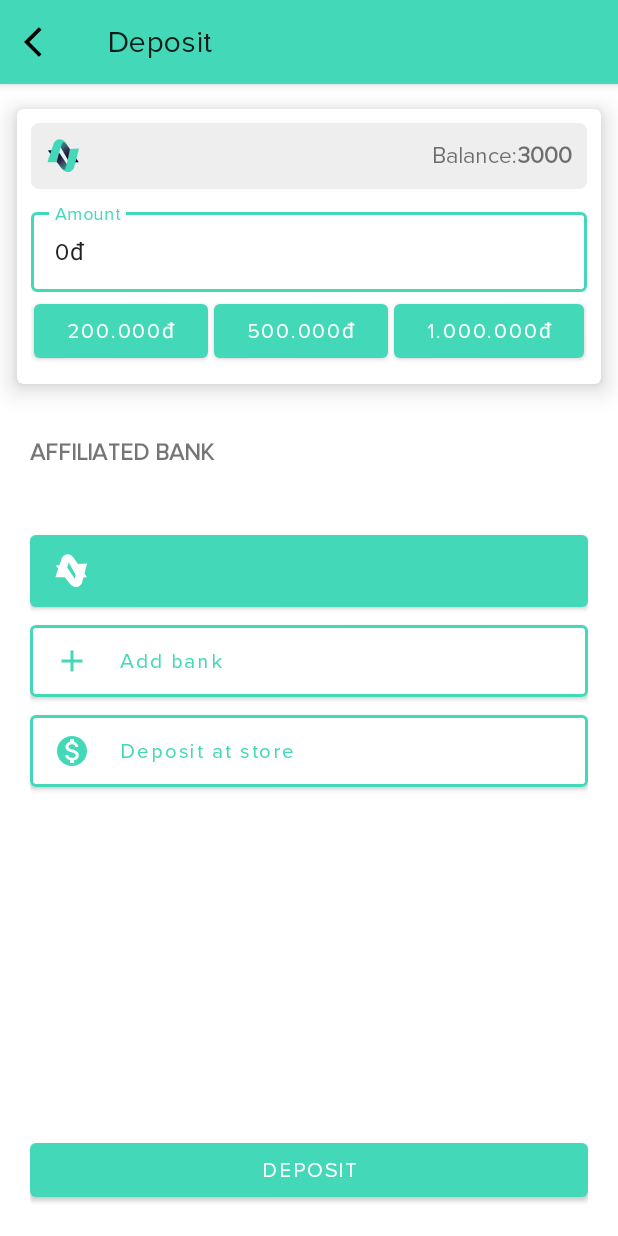
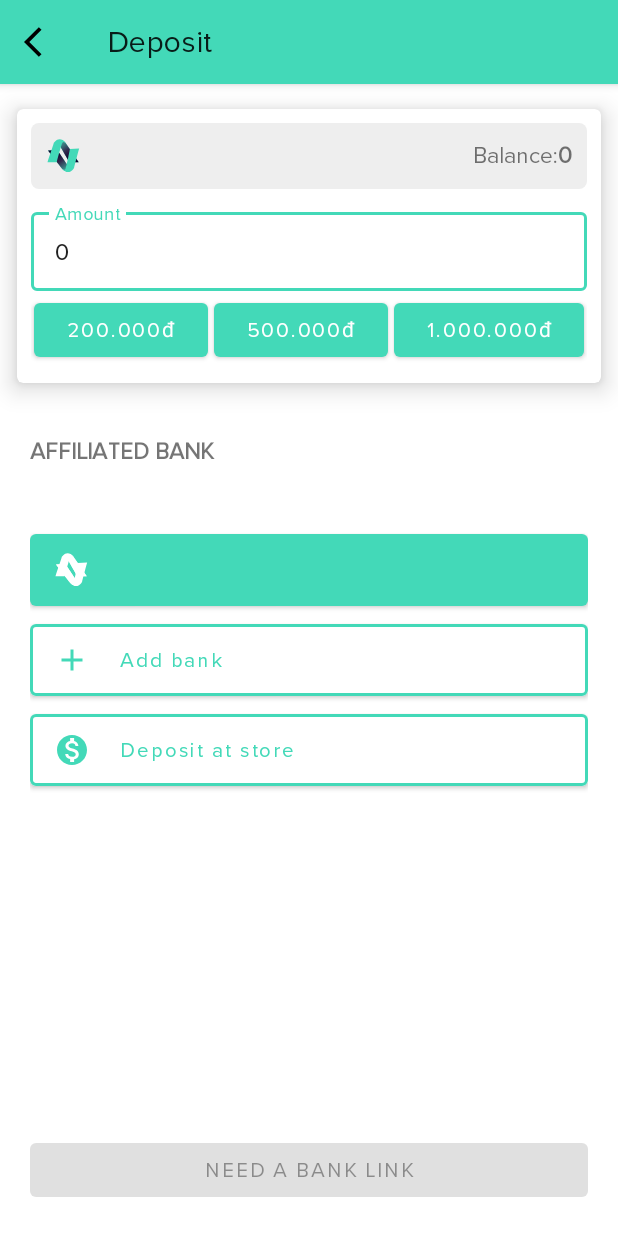
Before and after one commit to MinhLuong-077/IE303.M21.CNCL, an Android app: the Deposit screen opened directly, with no data from a screen before it, on a phone screen of 412 x 824 dp. Run offline under Robolectric (Android 15) with nearby library versions, the phone set to English and light mode, and no system bars; our stand-ins replace Firebase (no records; nobody signed in at launch, a user with empty details on screens opened directly).

Commit message:
update deposit BE

```diff
--- a/EWallet/app/src/main/java/com/example/ewallet/Deposit.java
+++ b/EWallet/app/src/main/java/com/example/ewallet/Deposit.java
@@ -8,7 +8,16 @@ import android.content.Intent;
 import android.os.Bundle;
 import android.view.View;
 import android.widget.Button;
+import android.widget.EditText;
+import android.widget.TextView;
+import android.widget.Toast;
 
+import com.example.ewallet.api.ApiBank;
+import com.example.ewallet.model.BankAcount;
+import com.example.ewallet.model.FireBaseUserBank;
+import com.example.ewallet.model.UserFirebase;
+import com.google.android.material.textfield.TextInputEditText;
+import com.google.android.material.textfield.TextInputLayout;
 import com.google.firebase.auth.FirebaseAuth;
 import com.google.firebase.auth.FirebaseUser;
 import com.google.firebase.database.DataSnapshot;
@@ -17,15 +26,37 @@ import com.google.firebase.database.DatabaseReference;
 import com.google.firebase.database.FirebaseDatabase;
 import com.google.firebase.database.ValueEventListener;
 
+import java.util.Timer;
+import java.util.TimerTask;
+
+import retrofit2.Call;
+import retrofit2.Callback;
+import retrofit2.Response;
+
 public class Deposit extends AppCompatActivity {
-    private Button button,playButton;
+    private Button button,playButton,buttonTrue,buttonDeposit;
+    private Long money;
+    private Long txt_amount;
+    private TextInputEditText amount1;
+    private String valueKeyBank;
+    private  String txt_account;
+    private  String txt_id;
+    private String txt_bank;
+    private float txt_money;
+    public static final int getStatusCode = 200;
+    public static final float minimumMoney = 50000;
+    public static final float minimumDepositMoney = 10000;
+    public static final float maxDepositMoney = 10000000;
+    private UserFirebase userFirebase = new UserFirebase();
+    private static final int typeDeposit = 1;
     @Override
     protected void onCreate(Bundle savedInstanceState) {
         super.onCreate(savedInstanceState);
         setContentView(R.layout.activity_deposit);
-        Intent intent = getIntent();
-        playButton = findViewById(R.id.bank);
-        playButton.setText(intent.getStringExtra("keyBank"));
+        checkBankUser();
+        setData();
+        clickCallApiBank();
+//        txt_amount = 100000;
         Toolbar toolbar = findViewById(R.id.toolbar);
         toolbar.setTitle("Deposit");
         toolbar.setNavigationIcon(R.drawable.back);
@@ -36,22 +67,153 @@ public class Deposit extends AppCompatActivity {
             }
         });
         setSupportActionBar(toolbar);
-        button = findViewById(R.id.btnDepositWallet);
-        button.setOnClickListener(new View.OnClickListener() {
+        buttonDeposit = findViewById(R.id.btnDepositWallet);
+        buttonDeposit.setOnClickListener(new View.OnClickListener() {
             @Override
             public void onClick(View view) {
-                Intent intent = new Intent(Deposit.this, TransactionInvoice.class);
-                startActivity(intent);
+                amount1 = findViewById(R.id.txtAmount);
+                txt_amount =  Long.parseLong(amount1.getText().toString());
+                     if((txt_amount>=minimumDepositMoney) && (txt_amount<= maxDepositMoney)){
+                         if(checkMoney()){
+                             Intent intent = new Intent(Deposit.this, TransactionInvoice.class);
+                             intent.putExtra("keyBankTwo",txt_bank);
+                             intent.putExtra("keyAccount",txt_account);
+                             intent.putExtra("keyID",txt_id);
+                             intent.putExtra("keyAmount",txt_amount);
+                             intent.putExtra("keyBalance",money);
+                             intent.putExtra("keyAdd",typeDeposit);
+                             startActivity(intent);
+                         }
+                         else
+                         {
+                             Toast.makeText(Deposit.this,"The balance in the bank is not enough", Toast.LENGTH_SHORT).show();
+
+                         }
+                     }
+                     else{
+                         Toast.makeText(Deposit.this,"Maximum deposit is 10.000.000 and minimum is 10.000", Toast.LENGTH_SHORT).show();
+                     }
+
             }
         });
-        button = findViewById(R.id.btnAddBank);
-        button.setOnClickListener(new View.OnClickListener() {
+
+        buttonTrue = findViewById(R.id.btnAddBank);
+        buttonTrue.setOnClickListener(new View.OnClickListener() {
             @Override
             public void onClick(View view) {
                 Intent intent = new Intent(Deposit.this, BankLink.class);
                 startActivity(intent);
             }
         });
+
+        button = findViewById(R.id.btn50000Thousand);
+        button.setOnClickListener(new View.OnClickListener() {
+            @Override
+            public void onClick(View view) {
+                EditText mTextView = (EditText) findViewById(R.id.txtAmount);
+                mTextView.setText("500000");
+            }
+        });
+        button = findViewById(R.id.btn20000Thousand);
+        button.setOnClickListener(new View.OnClickListener() {
+            @Override
+            public void onClick(View view) {
+                EditText mTextView = (EditText) findViewById(R.id.txtAmount);
+                mTextView.setText("200000");
+            }
+        });
+        button = findViewById(R.id.btn10000Thousand);
+        button.setOnClickListener(new View.OnClickListener() {
+            @Override
+            public void onClick(View view) {
+                EditText mTextView = (EditText) findViewById(R.id.txtAmount);
+                mTextView.setText("1000000");
+            }
+        });
     }
 
+    private boolean checkMoney() {
+        if((txt_money-minimumMoney)>= txt_amount ){
+                return true;
+            }
+            return false;
+    }
+//    private DatabaseReference mDatabase;
+//    private FireBaseUserBank fireBaseUserBank = new FireBaseUserBank ();
+//    private void setBankUser() {
+//        mDatabase = FirebaseDatabase.getInstance().getReference().child("Bank").child(userFirebase.getUid());
+//        mDatabase.addValueEventListener(new ValueEventListener() {
+//            @Override
+//            public void onDataChange(@NonNull DataSnapshot snapshot) {
+//                if (snapshot.exists()) {
+//                    fireBaseUserBank.setAccount(snapshot.child("account").getValue().toString());
+//                    fireBaseUserBank.setBank(snapshot.child("bank").getValue().toString());
+//                    fireBaseUserBank.setId(snapshot.child("id").getValue().toString());
+//                }
+//            }
+//            @Override
+//            public void onCancelled(@NonNull DatabaseError error) {
+//
+//            }
+//        });
+//    }
+    private void setData() {
+        Intent intent = getIntent();
+        playButton = findViewById(R.id.bank);
+        txt_bank= intent.getStringExtra("keyBank");
+        playButton.setText(txt_bank);
+        TextView mTextView = (TextView) findViewById(R.id.balance);
+        money = intent.getLongExtra("keyBalance",0);
+        mTextView.setText(money.toString());
+
+    }
+
+    private void clickCallApiBank() {
+        Intent intent = getIntent();
+        valueKeyBank= intent.getStringExtra("keyBank");
+        txt_account= intent.getStringExtra("keyAccount");
+        txt_id = intent.getStringExtra("keyId");
+        ApiBank.apibank.callApiBank(txt_account,valueKeyBank).enqueue(new Callback<BankAcount>() {
+            @Override
+            public void onResponse(Call<BankAcount> call, Response<BankAcount> response) {
+                if(response.code()==getStatusCode) {
+                    BankAcount bankAcount = response.body();
+                    txt_money = bankAcount.getMoney();
+                }
+                else{
+                    Toast.makeText(Deposit.this,"Error", Toast.LENGTH_SHORT).show();
+                }
+
+            }
+            @Override
+            public void onFailure(Call<BankAcount> call, Throwable t) {
+
+
+            }
+        });
+    }
+    private void checkBankUser() {
+        DatabaseReference mDatabase = FirebaseDatabase.getInstance().getReference().child("Bank").child(userFirebase.getUid());
+        mDatabase.addValueEventListener(new ValueEventListener() {
+            @Override
+            public void onDataChange(@NonNull DataSnapshot snapshot) {
+                if (!snapshot.exists()) {
+                    buttonDeposit.setEnabled(false);
+                    buttonDeposit.setText("Need a bank link");
+                }
+                else {
+                    buttonDeposit.setEnabled(true);
+                    buttonDeposit.setText("Deposit");
+                }
+            }
+
+            @Override
+            public void onCancelled(@NonNull DatabaseError error) {
+                buttonDeposit.setEnabled(false);
+                buttonDeposit.setText("Need a bank link");
+            }
+        });
+    }
+
+
 }
--- a/EWallet/app/src/main/java/com/example/ewallet/OTPBank.java
+++ b/EWallet/app/src/main/java/com/example/ewallet/OTPBank.java
@@ -130,7 +130,7 @@ public class OTPBank extends AppCompatActivity {
     private FirebaseAuth mAuth;
     private void otpBank(){
         mAuth = FirebaseAuth.getInstance();
-        String phone = "+84" + "0968569549";
+        String phone = "+84" + "0773059787";
         sendVerificationCode(phone);
     }
     private void signInWithCredential(PhoneAuthCredential credential) {
@@ -142,7 +142,7 @@ public class OTPBank extends AppCompatActivity {
                     public void onComplete(@NonNull Task<AuthResult> task) {
                         if (task.isSuccessful()) {
                             addDataBankFirebase();
-                            startActivity(new Intent(OTPBank.this, Deposit.class));
+                            startActivity(new Intent(OTPBank.this, MainActivity.class));
                             finish();
                         } else {
                             // if the code is not correct then we are
--- a/EWallet/app/src/main/java/com/example/ewallet/api/ApiBank.java
+++ b/EWallet/app/src/main/java/com/example/ewallet/api/ApiBank.java
@@ -1,25 +1,40 @@
 package com.example.ewallet.api;
 
 import com.example.ewallet.model.BankAcount;
+import com.example.ewallet.model.PutData;
 import com.google.gson.Gson;
 import com.google.gson.GsonBuilder;
 
+import okhttp3.RequestBody;
 import retrofit2.Call;
 import retrofit2.Retrofit;
 import retrofit2.converter.gson.GsonConverterFactory;
+import retrofit2.http.Body;
 import retrofit2.http.GET;
+import retrofit2.http.Multipart;
 import retrofit2.http.POST;
+import retrofit2.http.PUT;
+import retrofit2.http.Part;
 import retrofit2.http.Path;
 
 //http:192.168.211.1//:8080/stock.com/api/v1/bank-account/918591724612/BIDV
 public interface ApiBank {
     Gson gson = new GsonBuilder().setDateFormat("yyyy-MM-dd HH:mm:ss").create();
     ApiBank apibank= new Retrofit.Builder()
-            .baseUrl("http://172.27.240.1:8080/stock.com/api/v1/")
+            .baseUrl("http://172.21.176.1:8080/stock.com/api/v1/")
             .addConverterFactory(GsonConverterFactory.create(gson))
             .build()
             .create(ApiBank.class);
     @GET("bank-account/{account}/{bank}")
     Call<BankAcount>callApiBank(@Path("account") String accountId,@Path("bank") String bank);
 //    @GET("sms")
+//    @POST("bank-account/:account/:bank/:userid/update/money")
+//    Call<BankAcount> updateUser(@Part("photo") RequestBody photo, @Part("description") RequestBody description)
+//    ;
+
+    @PUT("bank-account/{account}/{bank}/{userid}/update/money")
+    Call<PutData> updateUser(@Path("account") String accountId,@Path("bank") String bank ,@Path("userid") String userid, @Body PutData putData);
+
+//    @POST("users/transaction/create")
+//    Call<>
 }
--- a/EWallet/app/src/main/res/layout/activity_deposit.xml
+++ b/EWallet/app/src/main/res/layout/activity_deposit.xml
@@ -69,13 +69,13 @@
                     android:layout_width="match_parent"
                     android:layout_height="wrap_content"
                     android:hint="Amount"
-
                     style="@style/Widget.MaterialComponents.TextInputLayout.OutlinedBox">
-
                     <com.google.android.material.textfield.TextInputEditText
                         android:layout_width="match_parent"
                         android:layout_height="wrap_content"
-                        android:text="0đ"/>
+                        android:id="@+id/txtAmount"
+                        android:text="0"
+                        />
 
                 </com.google.android.material.textfield.TextInputLayout>
 
@@ -84,6 +84,7 @@
                     android:layout_height="wrap_content">
 
                     <com.google.android.material.button.MaterialButton
+                        android:id="@+id/btn20000Thousand"
                         android:layout_width="wrap_content"
                         android:layout_height="wrap_content"
                         android:text="200.000đ"
@@ -92,6 +93,7 @@
                         android:layout_margin="2dp"/>
 
                     <com.google.android.material.button.MaterialButton
+                        android:id="@+id/btn50000Thousand"
                         android:layout_width="wrap_content"
                         android:layout_height="wrap_content"
                         android:text="500.000đ"
@@ -101,6 +103,7 @@
                         android:layout_margin="2dp"/>
 
                     <com.google.android.material.button.MaterialButton
+                        android:id="@+id/btn10000Thousand"
                         android:layout_width="wrap_content"
                         android:layout_height="wrap_content"
                         android:text="1.000.000đ"
--- a/EWallet/app/src/main/res/layout/activity_transaction_invoice.xml
+++ b/EWallet/app/src/main/res/layout/activity_transaction_invoice.xml
@@ -18,15 +18,15 @@
             android:orientation="horizontal"
             android:layout_height="wrap_content">
             <TextView
-                android:id="@+id/text55"
+                android:id="@+id/gggg"
                 android:drawablePadding="10dp"
                 android:layout_width="wrap_content"
                 android:layout_height="wrap_content"
-                android:text="Nguồn tiền \n\nSố tiền"
+                android:text="Source of money \n\nAmount"
                 android:textColor="#908F91"
                 android:textSize="18dp" />
             <TextView
-                android:id="@+id/text5"
+                android:id="@+id/txtBank"
 
                 android:textStyle="bold"
                 android:layout_width="wrap_content"
```
Also changed, not shown: EWallet/app/src/main/java/com/example/ewallet/HomeFragment.java (+23 -1 lines), EWallet/app/src/main/java/com/example/ewallet/TransactionInvoice.java (+124 -3 lines), EWallet/app/src/main/java/com/example/ewallet/model/PutData.java (added, +22 -0 lines), EWallet/app/src/main/java/com/example/ewallet/model/TransactionBank.java (added, +67 -0 lines), EWallet/app/src/main/java/com/example/ewallet/model/TransactionBankingAPI.java (added, +13 -0 lines), EWallet/app/src/main/java/com/example/ewallet/model/UserFirebase.java (+37 -0 lines).
